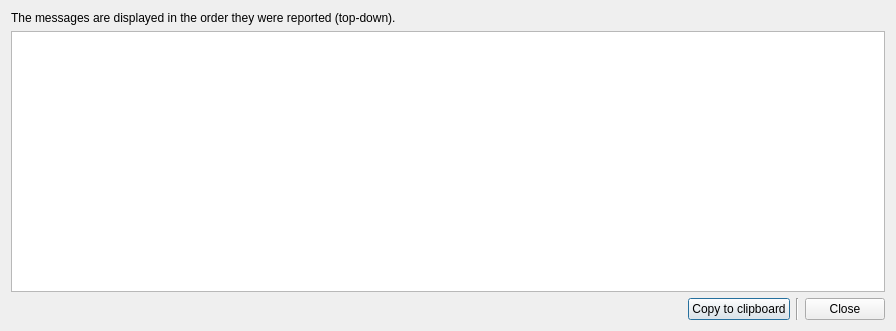
This is ui/DiagnosticsDialog.ui in OpenSCAP/scap-workbench as Qt 5 draws it before an edit. The edited form follows.
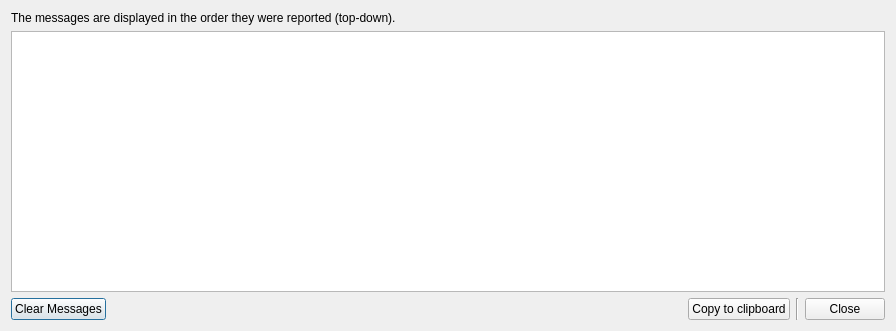
This is the edited form.

Commit message: Added possibility to clear diagnostics dialog.

Patch:
```diff
--- a/ui/DiagnosticsDialog.ui
+++ b/ui/DiagnosticsDialog.ui
@@ -55,6 +55,13 @@
       <property name="margin">
        <number>0</number>
       </property>
+      <item>
+       <widget class="QPushButton" name="clearDialog">
+        <property name="text">
+         <string>Clear Messages</string>
+        </property>
+       </widget>
+      </item>
       <item>
        <spacer name="horizontalSpacer">
         <property name="orientation">
```
Left out of the diff: 4 changed lines with no effect on the pictures. The commit also changes 2 other files.
